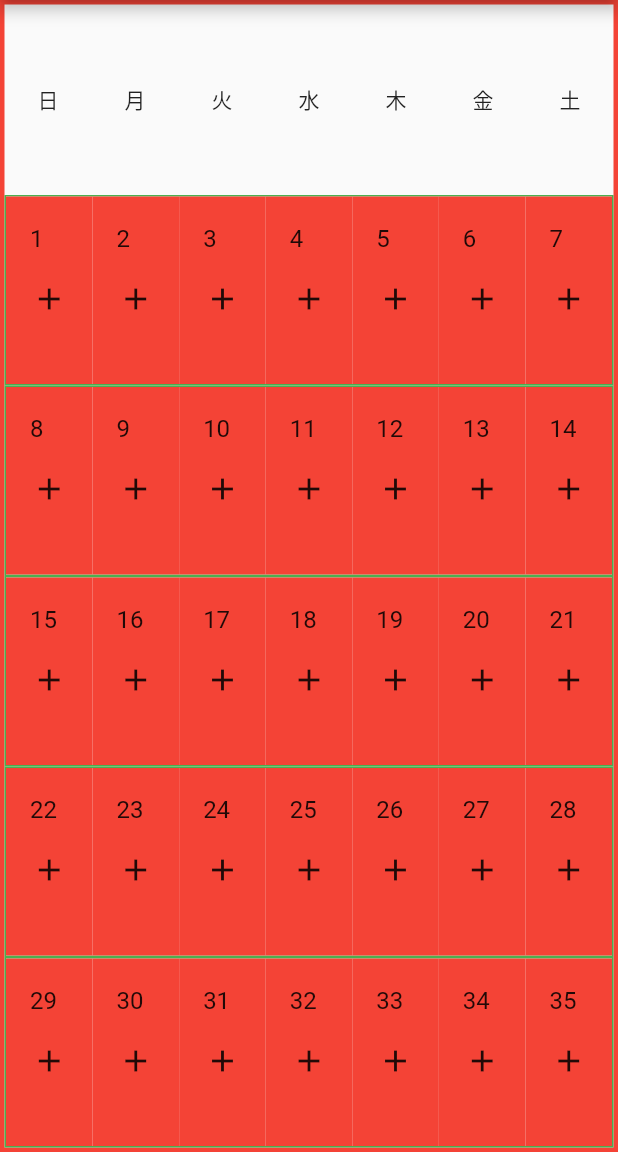
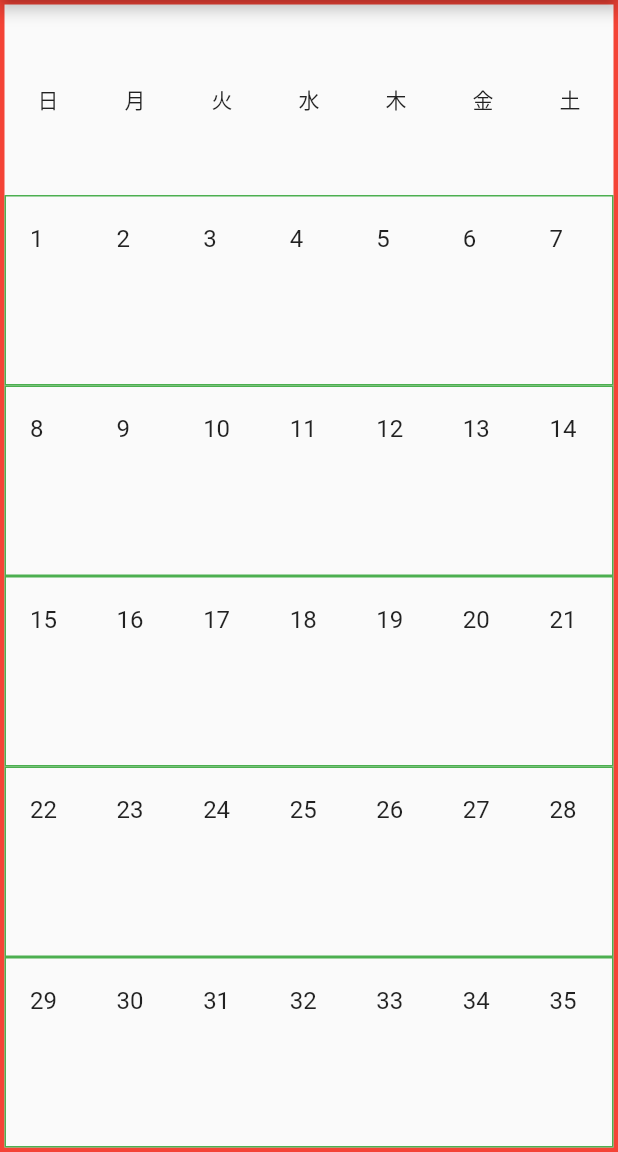
Before and after one commit to datsuns/stamp-calendar, a Flutter app: the screen it shows after launch, on a phone screen of 412 x 824 dp, the part 84-1236 px from its top. Run offline on Flutter 3.47's test engine with Material 2 defaults, Android fonts, the phone set to English and light mode, and no system bars.

Commit message:
update color

```diff
--- a/lib/main.dart
+++ b/lib/main.dart
@@ -1,4 +1,6 @@
-// [ ]are Row and Column decoratable or not
+// [ ]save date implement
+//    - Month-related data structure
+//    - save and load
 
 import 'package:flutter/material.dart';
 
@@ -67,10 +69,11 @@ class _MyHomePageState extends State<MyHomePage> {
       }
     );
 
-    var icon = this._done[day] == true ? Icon(Icons.check) : Icon(Icons.add);
+    var icon = this._done[day] == true ? Icon(Icons.check) : Container();
+    var col  = this._done[day] == true ? Colors.lightGreenAccent[400] : Colors.transparent;
 
     var body = Container(
-        color: this._done[day] == true ? Colors.green : Colors.red,
+        color: col,
         child: Column(
           children: <Widget>[c, icon],
         ),
```
